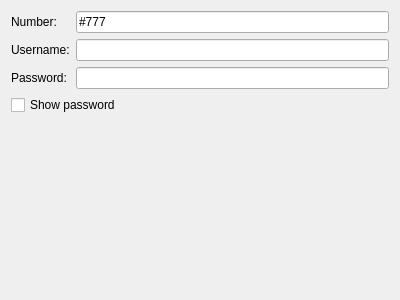
Before: the Qt Designer form lib/editor/ui/cdma.ui in KDE/plasma-nm, drawn with Qt 5.
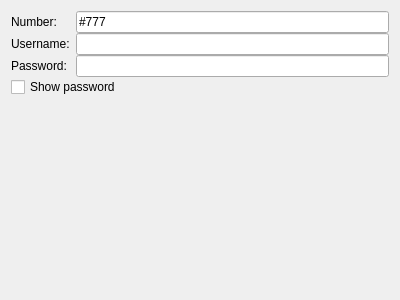
After: the same form once the commit is applied. Custom widgets are drawn as their Qt base class.

Commit message:
Add verticalSpacing property to QFormLayouts
This makes them not crash on instantiation, otherwise hitting an ASSERT
deep in Qt. (Which should be fixed, nevertheless.)

```diff
--- a/lib/editor/ui/cdma.ui
+++ b/lib/editor/ui/cdma.ui
@@ -11,6 +11,9 @@
    </rect>
   </property>
   <layout class="QFormLayout" name="formLayout">
+    <property name="verticalSpacing">
+    <number>0</number>
+    </property>
    <item row="0" column="0">
     <widget class="QLabel" name="label">
      <property name="text">
```
The commit also changes 12 other files.
